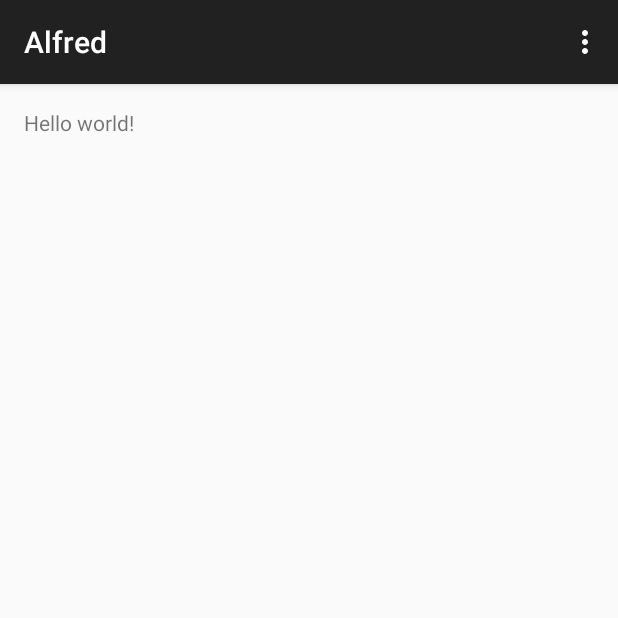
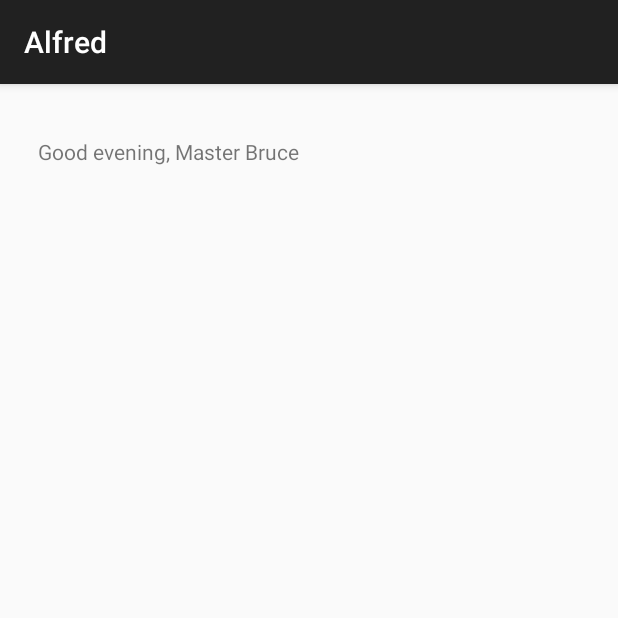
Before and after one commit to kkanzelmeyer/alfred-client, an Android app: the screen it shows after launch (MainActivity), on a phone screen of 412 x 824 dp, the top half of it. Run offline under Robolectric (Android 15) with nearby library versions, the phone set to English and light mode, and no system bars; libraries missing offline, so code that uses them is left out: com.alfred.common; 6 statements that could not run were skipped.

Commit message:
added crude adapter for main screen

```diff
--- a/app/build.gradle
+++ b/app/build.gradle
@@ -30,4 +30,5 @@ dependencies {
     compile fileTree(dir: 'libs', include: ['*.jar'])
     compile 'com.android.support:appcompat-v7:23.0.1'
     compile 'com.kanzelmeyer.alfred:alfred-common:0.0.1'
+    compile 'org.apache.commons:commons-lang3:3.4'
 }
--- a/app/src/main/res/layout/activity_main.xml
+++ b/app/src/main/res/layout/activity_main.xml
@@ -1,11 +1,31 @@
 <RelativeLayout xmlns:android="http://schemas.android.com/apk/res/android"
-    xmlns:tools="http://schemas.android.com/tools" android:layout_width="match_parent"
-    android:layout_height="match_parent" android:paddingLeft="@dimen/activity_horizontal_margin"
-    android:paddingRight="@dimen/activity_horizontal_margin"
-    android:paddingTop="@dimen/activity_vertical_margin"
-    android:paddingBottom="@dimen/activity_vertical_margin" tools:context=".MainActivity">
+    xmlns:tools="http://schemas.android.com/tools"
+    android:layout_width="match_parent"
+    android:layout_height="match_parent"
+    tools:context="com.kanzelmeyer.alfred.MainActivity$PlaceholderFragment">
 
-    <TextView android:text="@string/hello_world" android:layout_width="wrap_content"
-        android:layout_height="wrap_content" />
+    <LinearLayout
+        android:id="@+id/greeting_layout"
+        android:orientation="horizontal"
+        android:layout_width="match_parent"
+        android:layout_height="150dp"
+        android:layout_alignParentTop="true"
+        android:layout_alignParentStart="true">
+
+
+        <TextView android:id="@+id/section_label"
+            android:layout_width="wrap_content"
+            android:layout_height="wrap_content"
+            android:paddingTop="35dp"
+            android:paddingLeft="25dp"
+            android:text="Good evening, Master Bruce" />
+    </LinearLayout>
+
+    <ListView
+        android:layout_width="wrap_content"
+        android:layout_height="wrap_content"
+        android:id="@+id/deviceSummaryListView"
+        android:layout_alignParentStart="true"
+        android:layout_below="@+id/greeting_layout" />
 
 </RelativeLayout>
--- /dev/null
+++ b/app/src/main/res/menu/global.xml
@@ -0,0 +1,5 @@
+<menu xmlns:android="http://schemas.android.com/apk/res/android"
+    xmlns:app="http://schemas.android.com/apk/res-auto">
+    <item android:id="@+id/action_settings" android:title="@string/action_settings"
+        android:orderInCategory="100" app:showAsAction="never" />
+</menu>
--- a/app/src/main/res/values/dimens.xml
+++ b/app/src/main/res/values/dimens.xml
@@ -2,4 +2,8 @@
     <!-- Default screen margins, per the Android Design guidelines. -->
     <dimen name="activity_horizontal_margin">16dp</dimen>
     <dimen name="activity_vertical_margin">16dp</dimen>
+
+    <!-- Per the design guidelines, navigation drawers should be between 240dp and 320dp:
+         https://developer.android.com/design/patterns/navigation-drawer.html -->
+    <dimen name="navigation_drawer_width">240dp</dimen>
 </resources>
--- a/app/src/main/res/values/strings.xml
+++ b/app/src/main/res/values/strings.xml
@@ -3,4 +3,5 @@
 
     <string name="hello_world">Hello world!</string>
     <string name="action_settings">Settings</string>
+    <string name="title_activity_main">Alfred</string>
 </resources>
```
Also changed, not shown: app/src/main/AndroidManifest.xml (+3 -4 lines), app/src/main/java/com/kanzelmeyer/alfred/MainActivity.java (+57 -3 lines), app/src/main/java/com/kanzelmeyer/alfred/listeners/GarageDoorToggleListener.java (added, +22 -0 lines), app/src/main/java/com/kanzelmeyer/alfred/utils/BlurBuilder.java (added, +49 -0 lines), app/src/main/java/com/kanzelmeyer/alfred/utils/DeviceSummaryAdapter.java (added, +126 -0 lines), app/src/main/res/layout/container_device_summary.xml (added, +67 -0 lines), app/src/main/res/layout/container_event_log.xml (added, +37 -0 lines), app/src/main/res/drawable-hdpi/drawer_shadow.9.png (added), app/src/main/res/drawable-hdpi/ic_drawer.png (added), app/src/main/res/drawable-mdpi/drawer_shadow.9.png (added), app/src/main/res/drawable-mdpi/ic_drawer.png (added), app/src/main/res/drawable-xhdpi/drawer_shadow.9.png (added), app/src/main/res/drawable-xhdpi/ic_drawer.png (added), app/src/main/res/drawable-xxhdpi/drawer_shadow.9.png (added), 1 more files, 1 other file.
